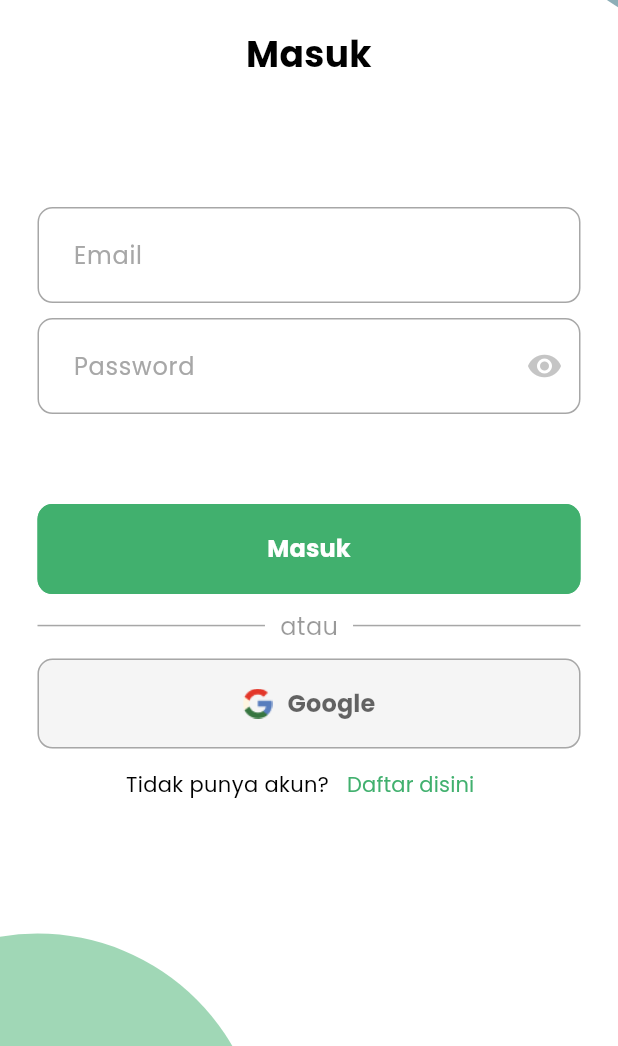
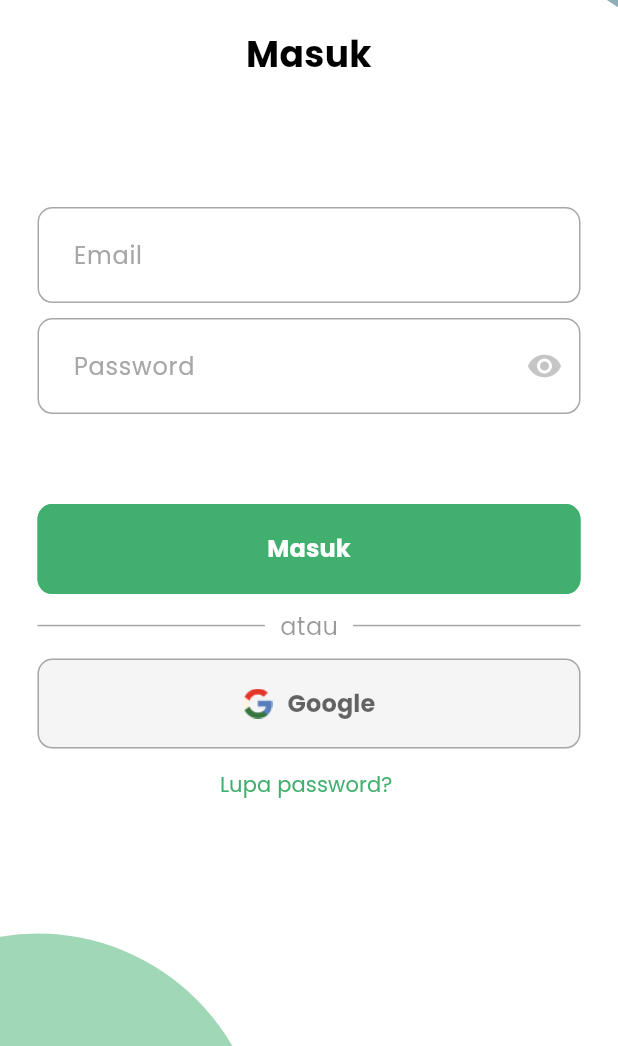
Before and after one commit to sammmms/eocout_flutter, a Flutter app: the LoginPage widget shown alone on an empty page, opened directly, on a phone screen of 412 x 824 dp, the part 190-1236 px from its top. Run offline on Flutter 3.47's test engine with Material 3 defaults, Android fonts, the phone set to English and light mode, and no system bars; our stand-ins replace flutter_svg, pinput, rxdart.

Commit message:
fix: remove unnecessary daftar disini button

```diff
--- a/lib/features/authentication/login/login_page.dart
+++ b/lib/features/authentication/login/login_page.dart
@@ -4,7 +4,6 @@ import 'package:eocout_flutter/components/my_transition.dart';
 import 'package:eocout_flutter/features/authentication/authentication_page.dart';
 import 'package:eocout_flutter/features/authentication/forgot_password/forgot_password_page.dart';
 import 'package:eocout_flutter/features/authentication/register/user_register/otp_page.dart';
-import 'package:eocout_flutter/features/authentication/register/user_register/user_register_page.dart';
 import 'package:eocout_flutter/features/authentication/widget/action_button.dart';
 import 'package:eocout_flutter/features/authentication/widget/button_divider.dart';
 import 'package:eocout_flutter/features/authentication/widget/google_button.dart';
@@ -81,27 +80,6 @@ class _LoginPageState extends State<LoginPage> {
                           }),
                       const AuthButtonDivider(),
                       const GoogleAuthButton(),
-                      if (widget.from is! OtpPage &&
-                          widget.from is! AuthenticationPage)
-                        Row(
-                          mainAxisAlignment: MainAxisAlignment.center,
-                          children: [
-                            const Text('Tidak punya akun?'),
-                            TextButton(
-                              onPressed: () {
-                                navigateTo(
-                                    context,
-                                    widget.from == null
-                                        ? const UserRegisterPage()
-                                        : widget.from!,
-                                    transition: TransitionType.fadeIn,
-                                    replace: true);
-                              },
-                              child: const Text('Daftar disini'),
-                            ),
-                          ],
-                        )
-                      else
                       Center(
                         child: TextButton(
                             onPressed: () {
```
Lines whose indentation alone changed are shown as unchanged.
